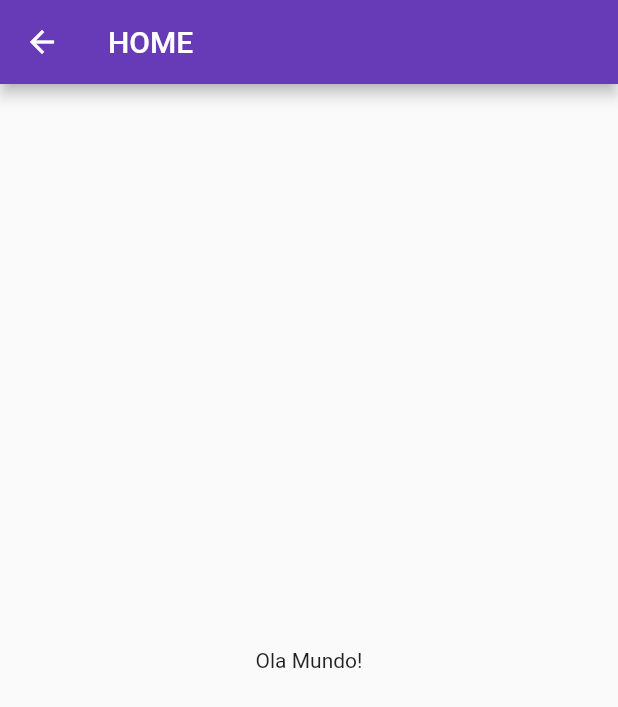
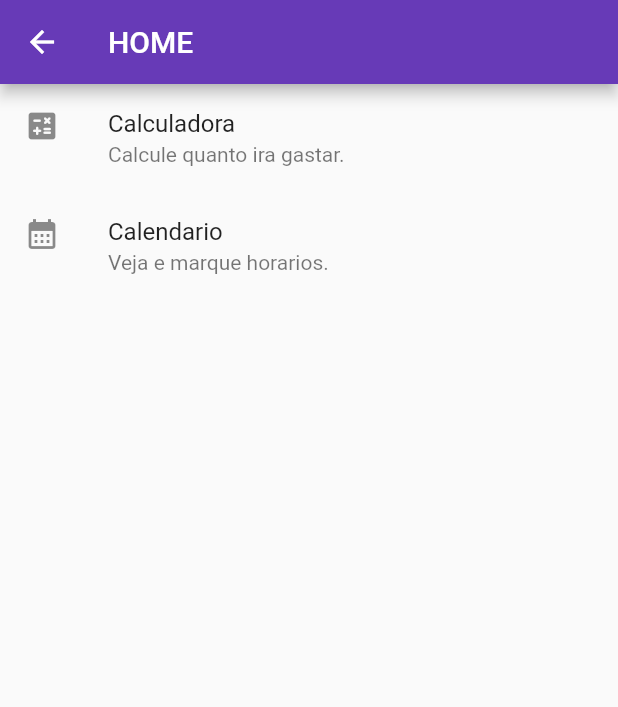
Before and after one commit to felipeoliveira92/RosaAzul, a Flutter app: the HomePage screen opened directly, on a phone screen of 412 x 824 dp. Shown: the top 707 px of the screen. Run offline on Flutter 3.47's test engine with Material 2 defaults, Android fonts, the light colour scheme and no system bars.

Commit message:
Criado a tela de calendario

```diff
--- a/lib/pages/HomePage.dart
+++ b/lib/pages/HomePage.dart
@@ -1,3 +1,4 @@
+import 'package:appsalao/pages/calendarpage.dart';
 import 'package:flutter/material.dart';
 
 class HomePage extends StatefulWidget {
@@ -13,11 +14,32 @@ class _HomePageState extends State<HomePage> {
       appBar: AppBar(
         title: Text("HOME"),
       ),
-      body: Container(
-        child: Center(
-          child: Text("Ola Mundo!"),
+      body: BuildListView(),
+    );
+  }
+
+  BuildListView() {
+    return ListView(
+      children: <Widget>[
+        ListTile(
+          leading: Icon(Icons.calculate_rounded),
+          title: Text("Calculadora"),
+          subtitle: Text("Calcule quanto ira gastar."),
+          onTap: () {
+            Navigator.of(context).push(
+            MaterialPageRoute(builder: (context) => const calculatepage()));
+          },
         ),
-      ),
+        ListTile(
+          leading: Icon(Icons.calendar_month),
+          title: Text("Calendario"),
+          subtitle: Text("Veja e marque horarios."),
+          onTap: () {
+            Navigator.of(context).push(
+            MaterialPageRoute(builder: (context) => const calendarpage()));
+          },
+        ),
+      ],
     );
   }
 }
```
Also changed, not shown: lib/pages/calendarpage.dart (added, +24 -0 lines).
